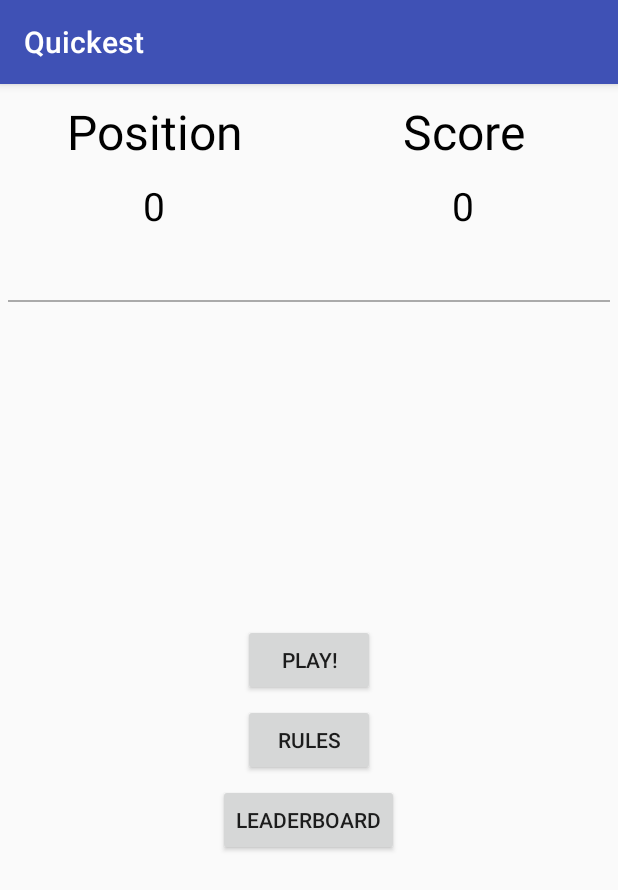
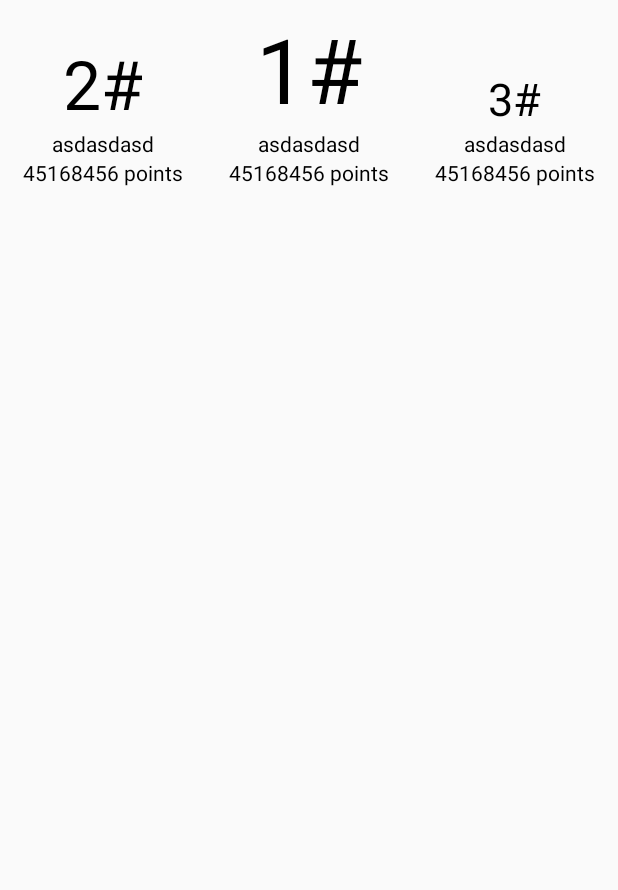
Before and after one commit to peter6006/Quickest, an Android app: the screen it shows after launch (MainActivity before the commit, Leaderboard after it), after a tap on "LEADERBOARD", on a phone screen of 412 x 824 dp. Shown: the top 890 px of the screen. Run offline under Robolectric (Android 15) with nearby library versions, the phone set to English and light mode, and no system bars; our stand-ins replace Firebase (no records; nobody signed in at launch, a user with empty details on screens opened directly); libraries missing offline, so code that uses them is left out: io.vrinda.kotlinpermissions; 7 statements that could not run were skipped.

Commit message:
[ADD] Leaderboard activity

```diff
--- a/app/src/main/AndroidManifest.xml
+++ b/app/src/main/AndroidManifest.xml
@@ -29,6 +29,7 @@
         <activity
             android:name=".Result"
             android:theme="@style/Theme.AppCompat.Light.NoActionBar" />
+        <activity android:name=".Leaderboard"></activity>
     </application>
 
 </manifest>
--- /dev/null
+++ b/app/src/main/java/peter/skydev/quickest/Leaderboard.kt
@@ -0,0 +1,147 @@
+package peter.skydev.quickest
+
+import android.app.Activity
+import android.content.Context
+import android.os.Bundle
+import android.util.Log
+import android.view.LayoutInflater
+import android.view.View
+import android.view.ViewGroup
+import android.widget.BaseAdapter
+import android.widget.LinearLayout
+import android.widget.ListView
+import android.widget.TextView
+import com.google.firebase.auth.FirebaseAuth
+import com.google.firebase.auth.FirebaseUser
+import com.google.firebase.database.*
+import kotlinx.android.synthetic.main.activity_leaderboard.*
+import org.json.JSONArray
+import org.json.JSONObject
+
+class Leaderboard : Activity() {
+    private lateinit var mAuth: FirebaseAuth
+    private lateinit var leaderboardDataDB: DatabaseReference
+    private lateinit var db: FirebaseDatabase
+    var currentUser: FirebaseUser? = null
+    var jsonArray = JSONArray()
+
+    private val TAG: String = "Leaderboard"
+
+    override fun onCreate(savedInstanceState: Bundle?) {
+        super.onCreate(savedInstanceState)
+        setContentView(R.layout.activity_leaderboard)
+
+        val lv = findViewById<ListView>(R.id.list)
+
+        mAuth = FirebaseAuth.getInstance()
+        this.currentUser = mAuth!!.currentUser
+
+        FirebaseDatabase.getInstance()
+        db = FirebaseDatabase.getInstance()
+        leaderboardDataDB = db.getReference("Leaderboard")
+
+        leaderboardDataDB.addValueEventListener(object : ValueEventListener {
+            override fun onCancelled(p0: DatabaseError?) {}
+
+            override fun onDataChange(p0: DataSnapshot?) {
+                var pos = 0
+                var aux = 0
+                for (messageSnapshot in p0!!.getChildren()) {
+                    Log.d(TAG, "Snapshot: " + messageSnapshot.toString())
+                    var job = JSONObject()
+                    job.put("UserScore", messageSnapshot.child("UserScore").getValue())
+                    job.put("UserName", messageSnapshot.child("UserName").getValue())
+                    job.put("appid", messageSnapshot.child("appid").getValue())
+                    jsonArray.put(job)
+
+                    if (currentUser!!.uid.equals(messageSnapshot.child("appid").getValue())) {
+                        pos = aux
+                    } else {
+                        aux++
+                    }
+                }
+
+                if(pos>2){
+                    pos = pos - 3
+                } else {
+                    pos = 0
+                }
+
+                leaderboardFirstName.text = jsonArray.getJSONObject(0).getString("UserName")
+                leaderboardFirstPoints.text = jsonArray.getJSONObject(0).getString("UserScore")
+
+                leaderboardSecondName.text = jsonArray.getJSONObject(1).getString("UserName")
+                leaderboardSecondPoints.text = jsonArray.getJSONObject(1).getString("UserScore")
+
+                leaderboardThirdName.text = jsonArray.getJSONObject(2).getString("UserName")
+                leaderboardThirdPoints.text = jsonArray.getJSONObject(2).getString("UserScore")
+
+                jsonArray.remove(0)
+                jsonArray.remove(0)
+                jsonArray.remove(0)
+
+                lv.adapter = ListExampleAdapter(applicationContext, jsonArray, currentUser!!)
+                list.setSelection(pos)
+            }
+        })
+    }
+
+    private class ListExampleAdapter(context: Context, jsonArray: JSONArray, currentUser: FirebaseUser) : BaseAdapter() {
+        private val mInflator: LayoutInflater
+        private val jsonArray: JSONArray
+        private val currentUser = currentUser
+        private val context = context
+
+        init {
+            this.mInflator = LayoutInflater.from(context)
+            this.jsonArray = jsonArray
+        }
+
+        override fun getCount(): Int {
+            Log.d("Leaderboard", "count: " + jsonArray.length())
+            return jsonArray.length()
+        }
+
+        override fun getItem(position: Int): Any {
+            Log.d("Leaderboard", "count: " + jsonArray.getJSONObject(position))
+            return jsonArray.getJSONObject(position)
+        }
+
+        override fun getItemId(position: Int): Long {
+            return position.toLong()
+        }
+
+        override fun getView(position: Int, convertView: View?, parent: ViewGroup): View? {
+            val view: View?
+            val vh: ListRowHolder
+            if (convertView == null) {
+                view = this.mInflator.inflate(R.layout.list_row, parent, false)
+                vh = ListRowHolder(view)
+                view.tag = vh
+            } else {
+                view = convertView
+                vh = view.tag as ListRowHolder
+            }
+
+            vh.leaderboardItemPosition.text = Integer.toString(position + 4) + "#"
+            vh.leaderboardItemName.text = jsonArray.getJSONObject(position).getString("UserName")
+            vh.leaderboardItemScore.text = jsonArray.getJSONObject(position).getLong("UserScore").toString()
+
+            return view
+        }
+    }
+
+    private class ListRowHolder(row: View?) {
+        val leaderboardItemPosition: TextView
+        val leaderboardItemName: TextView
+        val leaderboardItemScore: TextView
+        val leaderboardItemLN: LinearLayout
+
+        init {
+            this.leaderboardItemPosition = row?.findViewById(R.id.leaderboardItemPosition)!!
+            this.leaderboardItemName = row?.findViewById(R.id.leaderboardItemName)!!
+            this.leaderboardItemScore = row?.findViewById(R.id.leaderboardItemScore)!!
+            this.leaderboardItemLN = row?.findViewById(R.id.listViewLN)!!
+        }
+    }
+}
--- a/app/src/main/java/peter/skydev/quickest/MainActivity.kt
+++ b/app/src/main/java/peter/skydev/quickest/MainActivity.kt
@@ -97,7 +97,8 @@ class MainActivity : PermissionsActivity() {
         }
 
         leaderboardButton.setOnClickListener {
-
+            val intent = Intent(this, Leaderboard::class.java)
+            startActivity(intent)
         }
     }
 
--- /dev/null
+++ b/app/src/main/res/layout/activity_leaderboard.xml
@@ -0,0 +1,112 @@
+<?xml version="1.0" encoding="utf-8"?>
+<LinearLayout xmlns:android="http://schemas.android.com/apk/res/android"
+    android:layout_width="match_parent"
+    android:layout_height="match_parent"
+    android:orientation="vertical">
+
+    <LinearLayout
+        android:layout_width="match_parent"
+        android:layout_height="wrap_content"
+        android:layout_marginTop="5dp"
+        android:weightSum="3">
+
+        <LinearLayout
+            android:layout_width="0dp"
+            android:layout_height="wrap_content"
+            android:layout_gravity="bottom"
+            android:layout_weight="1"
+            android:gravity="center"
+            android:orientation="vertical">
+
+            <TextView
+                android:layout_width="wrap_content"
+                android:layout_height="wrap_content"
+                android:text="2#"
+                android:textColor="@color/colorBlack"
+                android:textSize="45sp" />
+
+            <TextView
+                android:id="@+id/leaderboardSecondName"
+                android:layout_width="wrap_content"
+                android:layout_height="wrap_content"
+                android:text="asdasdasd"
+                android:textColor="@color/colorBlack" />
+
+            <TextView
+                android:id="@+id/leaderboardSecondPoints"
+                android:layout_width="wrap_content"
+                android:layout_height="wrap_content"
+                android:text="45168456 points"
+                android:textColor="@color/colorBlack" />
+
+        </LinearLayout>
+
+        <LinearLayout
+            android:layout_width="0dp"
+            android:layout_height="wrap_content"
+            android:layout_gravity="bottom"
+            android:layout_weight="1"
+            android:gravity="center"
+            android:orientation="vertical">
+
+            <TextView
+                android:layout_width="wrap_content"
+                android:layout_height="wrap_content"
+                android:text="1#"
+                android:textColor="@color/colorBlack"
+                android:textSize="60sp" />
+
+            <TextView
+                android:id="@+id/leaderboardFirstName"
+                android:layout_width="wrap_content"
+                android:layout_height="wrap_content"
+                android:text="asdasdasd"
+                android:textColor="@color/colorBlack" />
+
+            <TextView
+                android:id="@+id/leaderboardFirstPoints"
+                android:layout_width="wrap_content"
+                android:layout_height="wrap_content"
+                android:text="45168456 points"
+                android:textColor="@color/colorBlack" />
+        </LinearLayout>
+
+        <LinearLayout
+            android:layout_width="0dp"
+            android:layout_height="wrap_content"
+            android:layout_gravity="bottom"
+            android:layout_weight="1"
+            android:gravity="center"
+            android:orientation="vertical">
+
+            <TextView
+                android:layout_width="wrap_content"
+                android:layout_height="wrap_content"
+                android:text="3#"
+                android:textColor="@color/colorBlack"
+                android:textSize="30sp" />
+
+            <TextView
+                android:id="@+id/leaderboardThirdName"
+                android:layout_width="wrap_content"
+                android:layout_height="wrap_content"
+                android:text="asdasdasd"
+                android:textColor="@color/colorBlack" />
+
+            <TextView
+                android:id="@+id/leaderboardThirdPoints"
+                android:layout_width="wrap_content"
+                android:layout_height="wrap_content"
+                android:text="45168456 points"
+                android:textColor="@color/colorBlack" />
+        </LinearLayout>
+
+    </LinearLayout>
+
+    <ListView
+        android:id="@+id/list"
+        android:layout_width="match_parent"
+        android:layout_height="match_parent"
+        android:layout_marginTop="45dp" />
+
+</LinearLayout>
--- a/app/src/main/res/values/colors.xml
+++ b/app/src/main/res/values/colors.xml
@@ -6,4 +6,5 @@
     <color name="colorGreen">#e0ffc1</color>
     <color name="colorRed">#ff6262</color>
     <color name="colorBlack">#000000</color>
+    <color name="colorGrey">#DCDCDC</color>
 </resources>
```
Also changed, not shown: app/src/main/res/layout/list_row.xml (added, +48 -0 lines).
